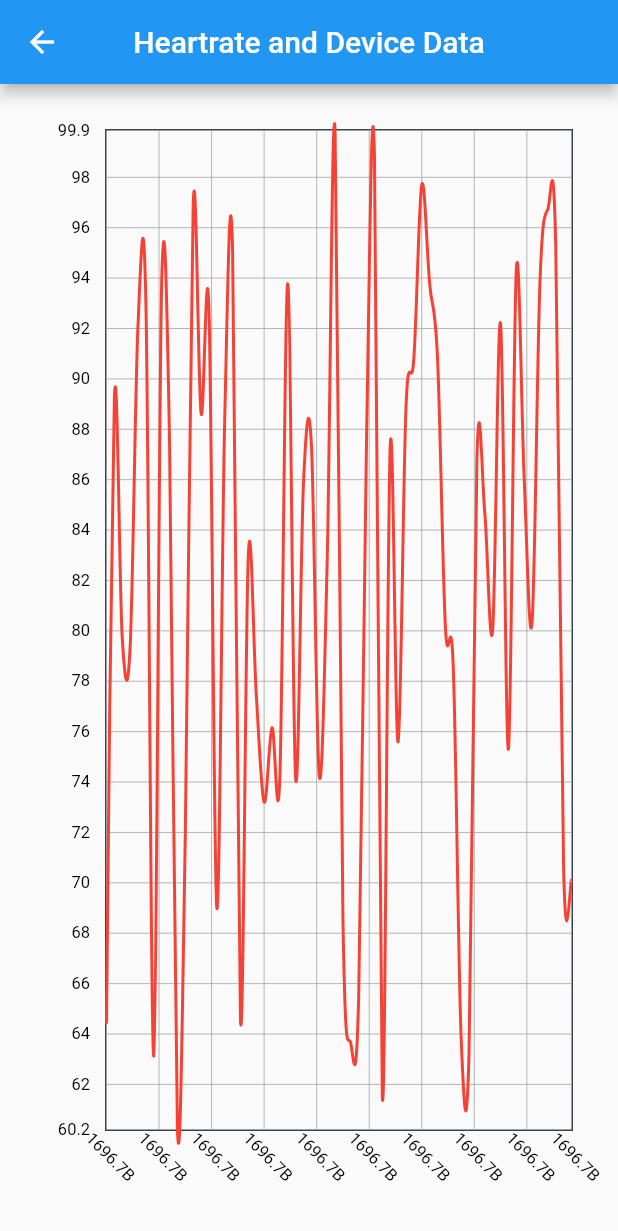
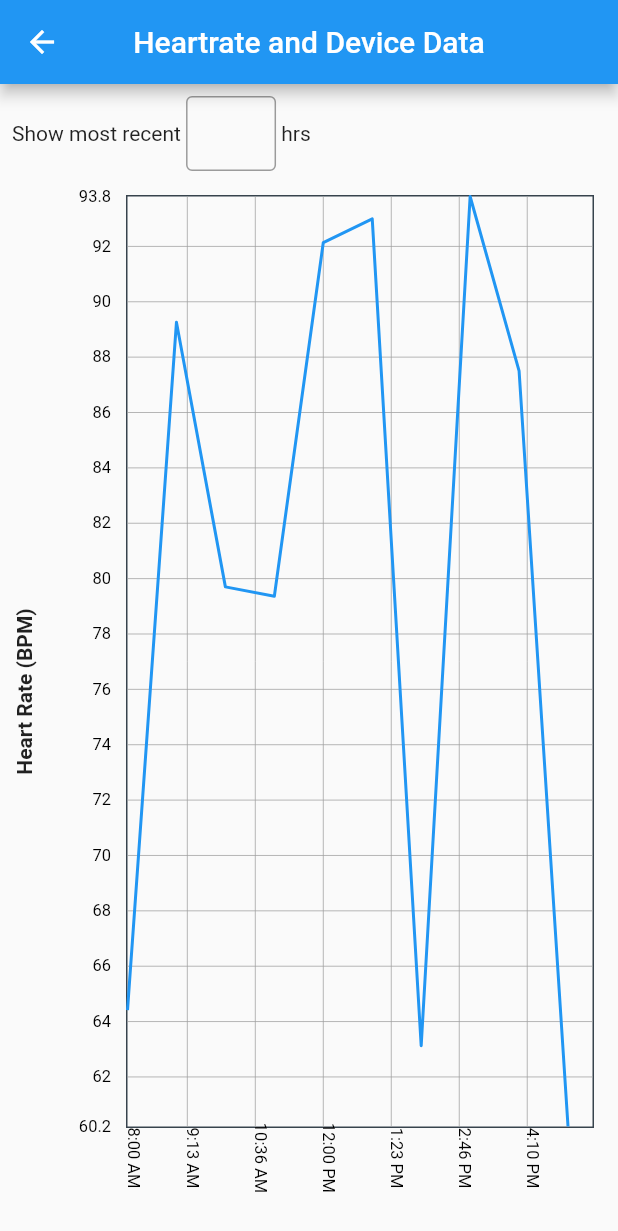
Before and after one commit to TylerHight/Que-App, a Flutter app: the DataScreen screen opened directly, on a phone screen of 412 x 824 dp. Shown: the top 1231 px of the screen. Run offline on Flutter 3.47's test engine with Material 2 defaults, Android fonts, the phone set to English and light mode, and no system bars; drawn by our look-alikes of fl_chart.

Commit message:
Tidied HR Graph

```diff
--- a/lib/main_screens/data_screen/data_screen.dart
+++ b/lib/main_screens/data_screen/data_screen.dart
@@ -2,23 +2,88 @@ import 'package:flutter/material.dart';
 import 'package:fl_chart/fl_chart.dart';
 import 'generated_hr_data.dart';
 
-class DataScreen extends StatelessWidget {
+class DataScreen extends StatefulWidget {
+  @override
+  _DataScreenState createState() => _DataScreenState();
+}
+
+class _DataScreenState extends State<DataScreen> {
   Map<DateTime, double> heartRateData = generateHeartRateData(
     DateTime(DateTime.now().year, DateTime.now().month, DateTime.now().day, 8, 0, 0), // Start at 8:00 AM
-    DateTime(DateTime.now().year, DateTime.now().month, DateTime.now().day, 8, 30, 0), // End at 5:00 PM
-    Duration(seconds: 30), // 30-second intervals
+    DateTime(DateTime.now().year, DateTime.now().month, DateTime.now().day, 17, 30, 0), // End at 5:00 PM
+    Duration(hours: 1), // 1-hour intervals
   );
+
+  int recentHoursToShow = 8; // Default value
+
+  double leftPadding = 8.0;
+  double rightPadding = 16;
+  double topPadding = 8.0;
+  double bottomPadding = 32;
+
+  // Custom function to format time
+  String formatTime(int hour, int minute) {
+    String period = 'AM';
+    if (hour >= 12) {
+      period = 'PM';
+      if (hour > 12) {
+        hour -= 12;
+      }
+    }
+    return '$hour:${minute.toString().padLeft(2, '0')} $period';
+  }
 
   @override
   Widget build(BuildContext context) {
     return Scaffold(
       appBar: AppBar(
-        title: Text('Heartrate and Device Data'),
+        title: const Text('Heartrate and Device Data'),
         centerTitle: true,
       ),
-      body: Center(
+      body: Column(
+        children: [
+          Padding(
+            padding: const EdgeInsets.all(8.0),
+            child: Row(
+              children: [
+                const Text('Show most recent '),
+                SizedBox(
+                  width: 60,
+                  height: 50,
+                  child: TextField(
+                    keyboardType: TextInputType.number,
+                    onChanged: (value) {
+                      setState(() {
+                        recentHoursToShow = int.tryParse(value) ?? 8;
+                      });
+                    },
+                    decoration: InputDecoration(
+                      border: OutlineInputBorder(),
+                    ),
+                  ),
+                ),
+                const Text(' hrs'),
+              ],
+            ),
+          ),
+          Expanded(
+            child: Center(
               child: Padding(
-          padding: const EdgeInsets.all(30),
+                padding: EdgeInsets.fromLTRB(leftPadding, topPadding, rightPadding, bottomPadding),
+                child: Row(
+                  children: [
+                    // Y-axis title
+                    RotatedBox(
+                      quarterTurns: -1, // Rotate counterclockwise
+                      child: Text(
+                        'Heart Rate (BPM)',
+                        style: TextStyle(
+                          fontWeight: FontWeight.bold,
+                        ),
+                      ),
+                    ),
+                    SizedBox(width: 20), // Adjust the spacing between title and chart
+                    Expanded( // Ensure the chart takes up available space
                       child: LineChart(
                         LineChartData(
                           gridData: FlGridData(
@@ -36,7 +101,19 @@ class DataScreen extends StatelessWidget {
                               showTitles: true,
                               reservedSize: 30,
                               margin: 10,
-                  rotateAngle: 45, // Rotate labels for better readability
+                              rotateAngle: 90, // Rotate labels to be vertical
+                              getTitles: (value) {
+                                final DateTime dateTime = DateTime.fromMillisecondsSinceEpoch(value.toInt());
+                                final int hour = dateTime.hour;
+                                final int minute = dateTime.minute;
+
+                                // Check if it's outside the desired range (8 AM - 5 PM)
+                                if (hour < 8 || (hour == 17 && minute > 0) || hour > 17) {
+                                  return '';
+                                }
+
+                                return formatTime(hour, minute);
+                              },
                             ),
                             topTitles: SideTitles(
                               showTitles: false,
@@ -49,8 +126,8 @@ class DataScreen extends StatelessWidget {
                             show: true,
                             border: Border.all(color: const Color(0xff37434d), width: 1),
                           ),
-              minX: heartRateData.keys.first.millisecondsSinceEpoch.toDouble(),
-              maxX: heartRateData.keys.last.millisecondsSinceEpoch.toDouble(),
+                          minX: DateTime(DateTime.now().year, DateTime.now().month, DateTime.now().day, 8, 0, 0).millisecondsSinceEpoch.toDouble(),
+                          maxX: DateTime(DateTime.now().year, DateTime.now().month, DateTime.now().day, 17, 30, 0).millisecondsSinceEpoch.toDouble(),
                           minY: heartRateData.values.reduce((min, val) => val < min ? val : min).toDouble(),
                           maxY: heartRateData.values.reduce((max, val) => val > max ? val : max).toDouble(),
                           lineBarsData: [
@@ -58,10 +135,11 @@ class DataScreen extends StatelessWidget {
                               spots: heartRateData.entries
                                   .map((entry) => FlSpot(
                                 entry.key.millisecondsSinceEpoch.toDouble(),
-                      entry.value))
+                                entry.value,
+                              ))
                                   .toList(),
-                  isCurved: true,
-                  colors: [Colors.red],
+                              isCurved: false,
+                              colors: [Colors.blue],
                               dotData: FlDotData(show: false),
                               belowBarData: BarAreaData(show: false),
                             ),
@@ -69,6 +147,12 @@ class DataScreen extends StatelessWidget {
                         ),
                       ),
                     ),
+                  ],
+                ),
+              ),
+            ),
+          ),
+        ],
       ),
     );
   }
--- a/lib/main_screens/home_screen/home_screen.dart
+++ b/lib/main_screens/home_screen/home_screen.dart
@@ -11,7 +11,7 @@ class HomeScreen extends StatefulWidget {
 }
 
 class _HomeScreenState extends State<HomeScreen> {
-  final List<String> deviceTitles = List.generate(3, (index) => 'Item $index');
+  final List<String> deviceTitles = List.generate(3, (index) => 'Device $index');
 
   void addDevice(BuildContext context) {
     showDialog(
```
Lines whose indentation alone changed are shown as unchanged.
